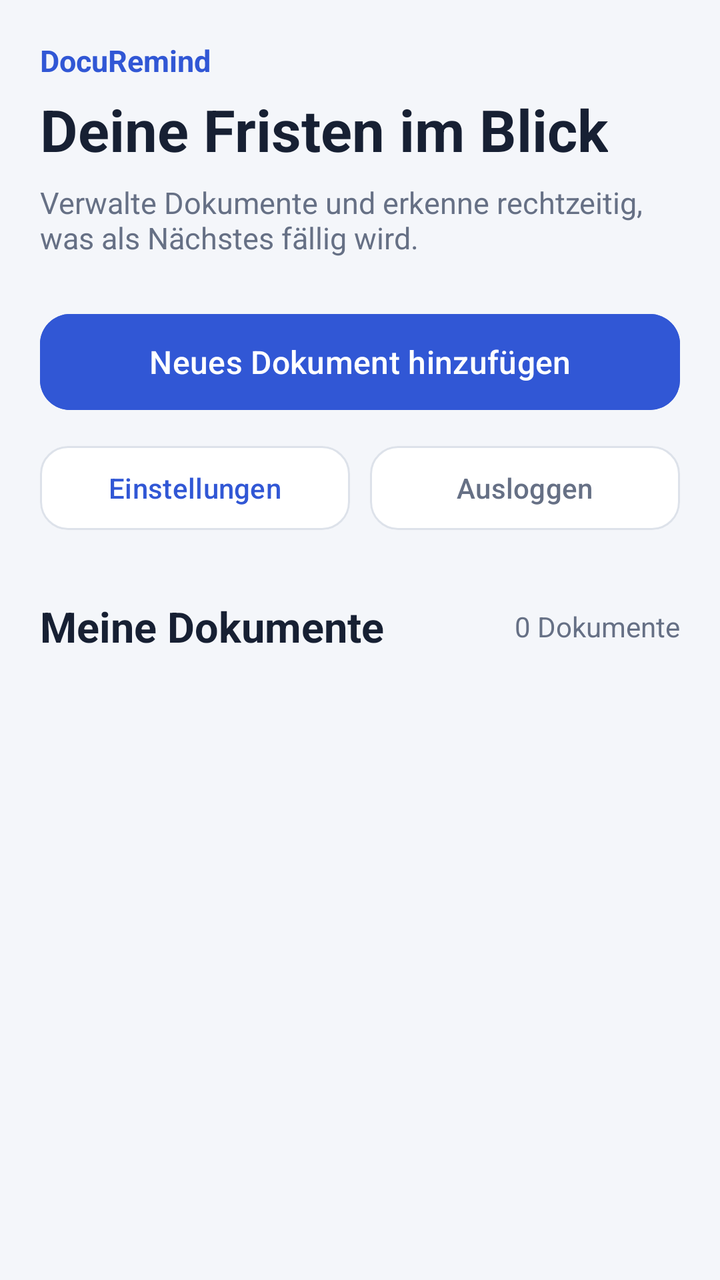
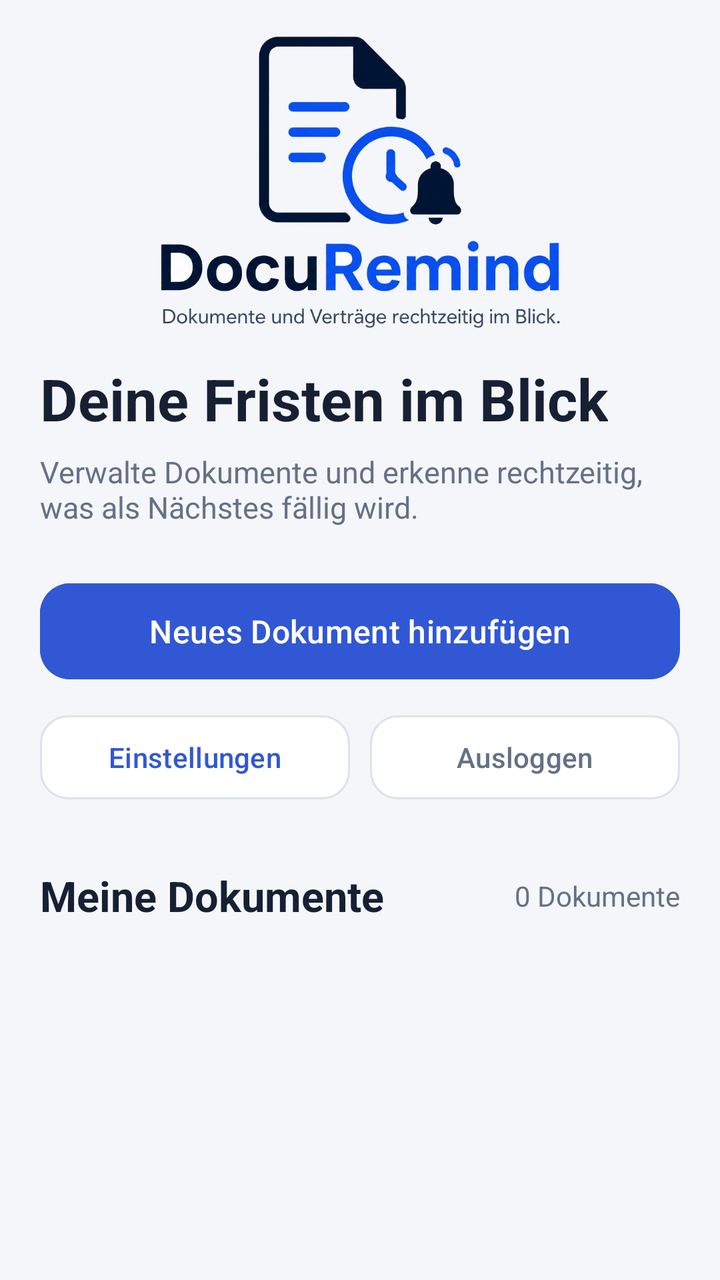

Screens rendered from an Android XML layout before and after an edit, with the pre-edit source and the edit as a unified diff.
<!-- AndroidManifest.xml: application theme Theme.DocuRemind -->
<!-- res/layout/activity_dashboard.xml -->
<?xml version="1.0" encoding="utf-8"?>
<ScrollView
    xmlns:android="http://schemas.android.com/apk/res/android"
    xmlns:app="http://schemas.android.com/apk/res-auto"
    android:layout_width="match_parent"
    android:layout_height="match_parent"
    android:background="@color/docu_background"
    android:fillViewport="true">

    
    <LinearLayout
        android:layout_width="match_parent"
        android:layout_height="wrap_content"
        android:orientation="vertical"
        android:padding="20dp">

        
        <TextView
            android:layout_width="wrap_content"
            android:layout_height="wrap_content"
            android:text="DocuRemind"
            android:textColor="@color/docu_primary"
            android:textSize="15sp"
            android:textStyle="bold" />

        
        <TextView
            android:layout_width="wrap_content"
            android:layout_height="wrap_content"
            android:layout_marginTop="5dp"
            android:text="Deine Fristen im Blick"
            android:textColor="@color/docu_text_primary"
            android:textSize="29sp"
            android:textStyle="bold" />

        
        <TextView
            android:layout_width="wrap_content"
            android:layout_height="wrap_content"
            android:layout_marginTop="7dp"
            android:text="Verwalte Dokumente und erkenne rechtzeitig, was als Nächstes fällig wird."
            android:textColor="@color/docu_text_secondary"
            android:textSize="15sp" />

        
        <com.google.android.material.button.MaterialButton
            android:id="@+id/buttonAddDocument"
            android:layout_width="match_parent"
            android:layout_height="56dp"
            android:layout_marginTop="24dp"
            android:backgroundTint="@color/docu_primary"
            android:text="Neues Dokument hinzufügen"
            android:textAllCaps="false"
            android:textSize="16sp"
            app:cornerRadius="15dp" />

        
        <LinearLayout
            android:layout_width="match_parent"
            android:layout_height="wrap_content"
            android:layout_marginTop="10dp"
            android:orientation="horizontal">

            <com.google.android.material.button.MaterialButton
                android:id="@+id/buttonSettings"
                android:layout_width="0dp"
                android:layout_height="50dp"
                android:layout_marginEnd="5dp"
                android:layout_weight="1"
                android:backgroundTint="@color/docu_surface"
                android:text="Einstellungen"
                android:textAllCaps="false"
                android:textColor="@color/docu_primary"
                app:cornerRadius="14dp"
                app:strokeColor="@color/docu_border"
                app:strokeWidth="1dp" />

            <com.google.android.material.button.MaterialButton
                android:id="@+id/buttonLogout"
                android:layout_width="0dp"
                android:layout_height="50dp"
                android:layout_marginStart="5dp"
                android:layout_weight="1"
                android:backgroundTint="@color/docu_surface"
                android:text="Ausloggen"
                android:textAllCaps="false"
                android:textColor="@color/docu_text_secondary"
                app:cornerRadius="14dp"
                app:strokeColor="@color/docu_border"
                app:strokeWidth="1dp" />

        </LinearLayout>

        
        <LinearLayout
            android:layout_width="match_parent"
            android:layout_height="wrap_content"
            android:layout_marginTop="30dp"
            android:gravity="center_vertical"
            android:orientation="horizontal">

            <TextView
                android:layout_width="0dp"
                android:layout_height="wrap_content"
                android:layout_weight="1"
                android:text="Meine Dokumente"
                android:textColor="@color/docu_text_primary"
                android:textSize="21sp"
                android:textStyle="bold" />

            <TextView
                android:id="@+id/textDocumentCount"
                android:layout_width="wrap_content"
                android:layout_height="wrap_content"
                android:text="0 Dokumente"
                android:textColor="@color/docu_text_secondary"
                android:textSize="14sp" />

        </LinearLayout>

        
        <ProgressBar
            android:id="@+id/progressDocuments"
            android:layout_width="wrap_content"
            android:layout_height="wrap_content"
            android:layout_gravity="center_horizontal"
            android:layout_marginTop="32dp"
            android:indeterminateTint="@color/docu_primary"
            android:visibility="gone" />

        
        <TextView
            android:id="@+id/textEmptyState"
            android:layout_width="match_parent"
            android:layout_height="wrap_content"
            android:layout_marginTop="20dp"
            android:background="@color/docu_surface"
            android:gravity="center"
            android:padding="28dp"
            android:text="Noch keine Dokumente gespeichert."
            android:textColor="@color/docu_text_secondary"
            android:textSize="15sp"
            android:visibility="gone" />

        
        <LinearLayout
            android:id="@+id/layoutDocumentList"
            android:layout_width="match_parent"
            android:layout_height="wrap_content"
            android:layout_marginTop="16dp"
            android:orientation="vertical" />

    </LinearLayout>

</ScrollView>
<!-- resources referenced by this layout -->
<resources>
  <color name="docu_background">#F4F6FA</color>
  <color name="docu_border">#DDE2EA</color>
  <color name="docu_primary">#3157D5</color>
  <color name="docu_surface">#FFFFFF</color>
  <color name="docu_text_primary">#172033</color>
  <color name="docu_text_secondary">#667085</color>
  <style name="Theme.DocuRemind" parent="Base.Theme.DocuRemind" />
  <style name="Base.Theme.DocuRemind" parent="Theme.Material3.DayNight.NoActionBar">
          
          
      </style>
</resources>

<!-- the commit's change to res/layout/activity_dashboard.xml (unified diff, before → after) -->
@@ -5,29 +5,35 @@
     android:layout_width="match_parent"
     android:layout_height="match_parent"
     android:background="@color/docu_background"
-    android:fillViewport="true">
+    android:fillViewport="true"
+    android:fitsSystemWindows="true">
 
     
     <LinearLayout
         android:layout_width="match_parent"
         android:layout_height="wrap_content"
         android:orientation="vertical"
-        android:padding="20dp">
+        android:paddingLeft="20dp"
+        android:paddingTop="18dp"
+        android:paddingRight="20dp"
+        android:paddingBottom="24dp">
+
+        
+        <ImageView
+            android:id="@+id/imageDashboardLogo"
+            android:layout_width="200dp"
+            android:layout_height="wrap_content"
+            android:layout_gravity="center_horizontal"
+            android:adjustViewBounds="true"
+            android:contentDescription="DocuRemind Logo"
+            android:scaleType="fitCenter"
+            android:src="@drawable/docuremind_logo_full" />
 
         
         <TextView
             android:layout_width="wrap_content"
             android:layout_height="wrap_content"
-            android:text="DocuRemind"
-            android:textColor="@color/docu_primary"
-            android:textSize="15sp"
-            android:textStyle="bold" />
-
-        
-        <TextView
-            android:layout_width="wrap_content"
-            android:layout_height="wrap_content"
-            android:layout_marginTop="5dp"
+            android:layout_marginTop="16dp"
             android:text="Deine Fristen im Blick"
             android:textColor="@color/docu_text_primary"
             android:textSize="29sp"
<!-- resource entries referenced after the edit -->
@@ -6,6 +6,7 @@
   <color name="docu_surface">#FFFFFF</color>
   <color name="docu_text_primary">#172033</color>
   <color name="docu_text_secondary">#667085</color>
+  <!-- drawable docuremind_logo_full: png bitmap (drawable-nodpi, 175943 bytes) -->
   <style name="Theme.DocuRemind" parent="Base.Theme.DocuRemind" />
   <style name="Base.Theme.DocuRemind" parent="Theme.Material3.DayNight.NoActionBar">
           
